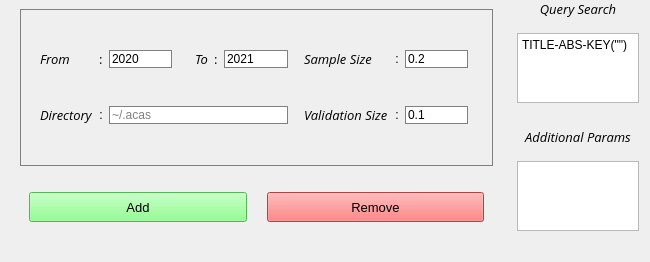
Above: ui/xml/options/first.ui from janoschortmann/abstract-screening before the change. Below: the same form after it.
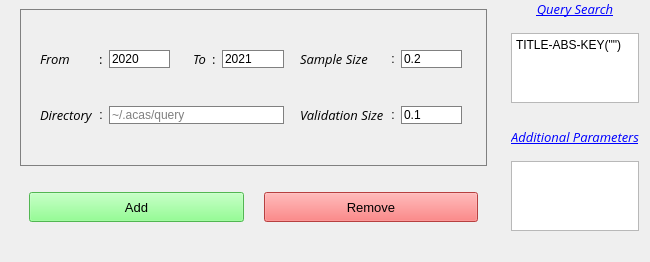
That is the form after the change.

Commit message:
enhance: ui and windows
Enhanced the UI and windows to make them more intuitive.

What changed in the file:
```diff
--- a/ui/xml/options/first.ui
+++ b/ui/xml/options/first.ui
@@ -308,7 +308,7 @@
             <string notr="true"/>
            </property>
            <property name="placeholderText">
-            <string>~/.acas</string>
+            <string>~/.acas/query</string>
            </property>
           </widget>
          </item>
@@ -419,11 +419,11 @@
          <italic>true</italic>
         </font>
        </property>
-       <property name="styleSheet">
-        <string notr="true"/>
-       </property>
        <property name="text">
-        <string>Query Search</string>
+        <string>&lt;a href=&quot;https://dev.elsevier.com/sc_search_tips.html&quot;&gt;Query Search&lt;/a&gt;</string>
+       </property>
+       <property name="textFormat">
+        <enum>Qt::TextFormat::AutoText</enum>
        </property>
        <property name="alignment">
         <set>Qt::AlignmentFlag::AlignCenter</set>
@@ -465,11 +465,8 @@
          <italic>true</italic>
         </font>
        </property>
-       <property name="styleSheet">
-        <string notr="true"/>
-       </property>
        <property name="text">
-        <string>Additional Params</string>
+        <string>&lt;a href=&quot;https://dev.elsevier.com/documentation/ScopusSearchAPI.wadl&quot;&gt;Additional Parameters&lt;/a&gt;</string>
        </property>
        <property name="alignment">
         <set>Qt::AlignmentFlag::AlignCenter</set>
```
Left out of the diff: 6 changed lines with no effect on the pictures. The commit also changes 7 other files.
